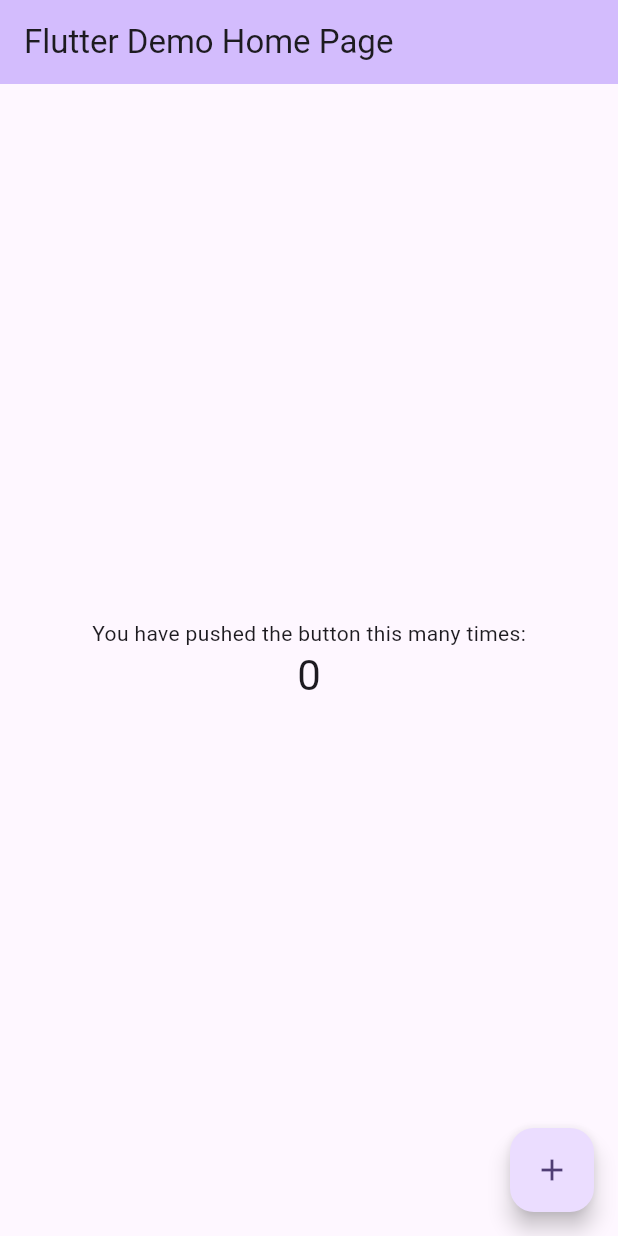
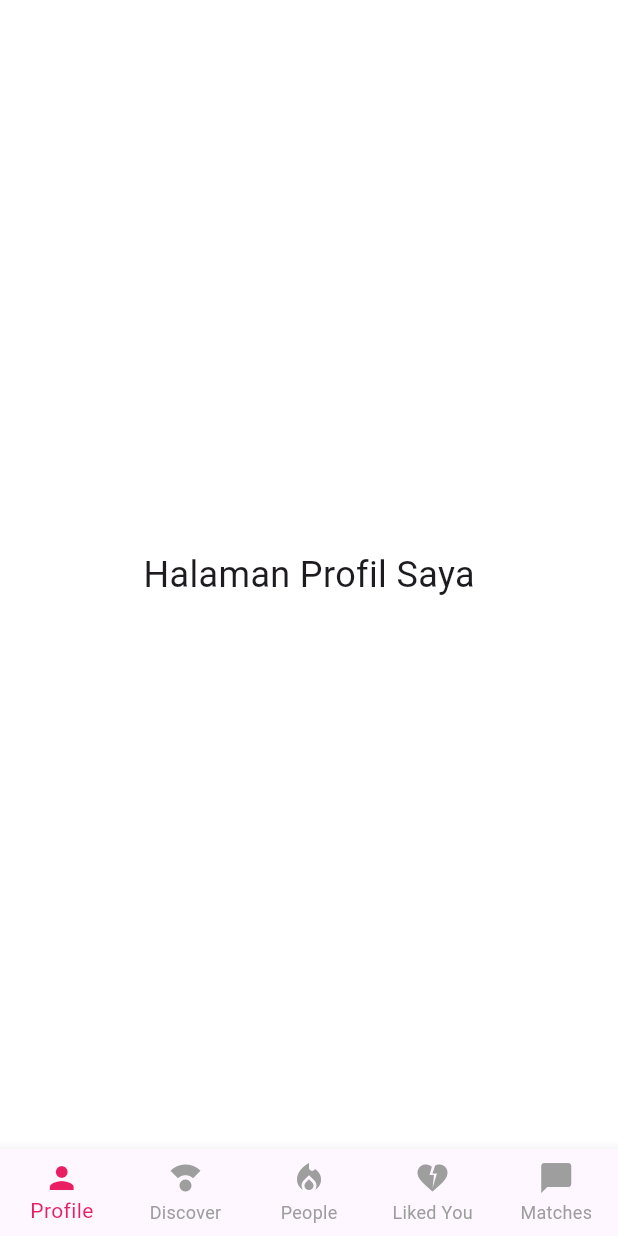
Before and after one commit to CatBounceXD/UAS_mobile_programming, a Flutter app: the screen it shows after launch, on a phone screen of 412 x 824 dp. Run offline on Flutter 3.47's test engine with Material 3 defaults, Android fonts, the phone set to English and light mode, and no system bars.

Commit message:
feat: menambahkan navigation bar dan base page

```diff
--- a/analysis_options.yaml
+++ b/analysis_options.yaml
@@ -6,6 +6,12 @@ analyzer:
     - "**/*.freezed.dart"
     - "**/*.mocks.dart"
     - "build/**"
+    - android/**
+    - ios/**
+    - web/**
+    - windows/**
+    - macos/**
+    - linux/**
   errors:
     invalid_annotation_target: ignore
     todo: ignore
--- /dev/null
+++ b/lib/features/navigation/views/main_navigation_screen.dart
@@ -0,0 +1,70 @@
+import 'package:flutter/material.dart';
+
+import '../../chat/views/chat_list_screen.dart';
+import '../../discover/views/discover_screen.dart';
+import '../../liked_you/views/liked_you_screen.dart';
+import '../../profile/views/profile_screen.dart';
+import '../../swipe/views/home_swipe_screen.dart';
+
+class MainNavigationScreen extends StatefulWidget {
+  const MainNavigationScreen({super.key});
+
+  @override
+  State<MainNavigationScreen> createState() => _MainNavigationScreenState();
+}
+
+class _MainNavigationScreenState extends State<MainNavigationScreen> {
+  int _currentIndex = 0;
+
+  // Daftar page
+  final List<Widget> _screens = [
+    const ProfileScreen(),
+    const DiscoverScreen(),
+    const HomeSwipeScreen(),
+    const LikedYouScreen(),
+    const ChatScreen(),
+  ];
+
+  @override
+  Widget build(BuildContext context) {
+    return Scaffold(
+      body: IndexedStack(
+        index: _currentIndex,
+        children: _screens,
+      ),
+      bottomNavigationBar: BottomNavigationBar(
+        currentIndex: _currentIndex,
+        onTap: (index) {
+          setState(() {
+            _currentIndex = index;
+          });
+        },
+        type: BottomNavigationBarType.fixed,
+        selectedItemColor: Colors.pink,
+        unselectedItemColor: Colors.grey,
+        items: const [
+          BottomNavigationBarItem(
+            icon: Icon(Icons.person),
+            label: 'Profile',
+          ),
+          BottomNavigationBarItem(
+            icon: Icon(Icons.compass_calibration),
+            label: 'Discover',
+          ),
+          BottomNavigationBarItem(
+            icon: Icon(Icons.local_fire_department),
+            label: 'People',
+          ),
+          BottomNavigationBarItem(
+            icon: Icon(Icons.heart_broken),
+            label: 'Liked You',
+          ),
+          BottomNavigationBarItem(
+            icon: Icon(Icons.chat_bubble),
+            label: 'Matches',
+          ),
+        ],
+      ),
+    );
+  }
+}
--- a/lib/features/presentation/test.dart
+++ /dev/null
@@ -1 +0,0 @@
-//test
--- /dev/null
+++ b/lib/features/profile/views/profile_screen.dart
@@ -0,0 +1,14 @@
+import 'package:flutter/material.dart';
+
+class ProfileScreen extends StatelessWidget {
+  const ProfileScreen({super.key});
+
+  @override
+  Widget build(BuildContext context) {
+    return const Scaffold(
+      body: Center(
+        child: Text('Halaman Profil Saya', style: TextStyle(fontSize: 24)),
+      ),
+    );
+  }
+}
--- a/lib/main.dart
+++ b/lib/main.dart
@@ -1,4 +1,6 @@
 import 'package:flutter/material.dart';
+// Sesuaikan path import ini dengan struktur foldermu
+import 'features/navigation/views/main_navigation_screen.dart';
 
 void main() {
   runApp(const MyApp());
@@ -7,116 +9,16 @@ void main() {
 class MyApp extends StatelessWidget {
   const MyApp({super.key});
 
-  // This widget is the root of your application.
   @override
   Widget build(BuildContext context) {
     return MaterialApp(
-      title: 'Flutter Demo',
+      title: 'Bumble Clone',
+      debugShowCheckedModeBanner: false,
       theme: ThemeData(
-        // This is the theme of your application.
-        //
-        // TRY THIS: Try running your application with "flutter run". You'll see
-        // the application has a purple toolbar. Then, without quitting the app,
-        // try changing the seedColor in the colorScheme below to Colors.green
-        // and then invoke "hot reload" (save your changes or press the "hot
-        // reload" button in a Flutter-supported IDE, or press "r" if you used
-        // the command line to start the app).
-        //
-        // Notice that the counter didn't reset back to zero; the application
-        // state is not lost during the reload. To reset the state, use hot
-        // restart instead.
-        //
-        // This works for code too, not just values: Most code changes can be
-        // tested with just a hot reload.
-        colorScheme: .fromSeed(seedColor: Colors.deepPurple),
+        primarySwatch: Colors.pink,
+        scaffoldBackgroundColor: Colors.white,
       ),
-      home: const MyHomePage(title: 'Flutter Demo Home Page'),
+      home: const MainNavigationScreen(),
     );
   }
 }
-
-class MyHomePage extends StatefulWidget {
-  const MyHomePage({required this.title, super.key});
-
-  // This widget is the home page of your application. It is stateful, meaning
-  // that it has a State object (defined below) that contains fields that affect
-  // how it looks.
-
-  // This class is the configuration for the state. It holds the values (in this
-  // case the title) provided by the parent (in this case the App widget) and
-  // used by the build method of the State. Fields in a Widget subclass are
-  // always marked "final".
-
-  final String title;
-
-  @override
-  State<MyHomePage> createState() => _MyHomePageState();
-}
-
-class _MyHomePageState extends State<MyHomePage> {
-  int _counter = 0;
-
-  void _incrementCounter() {
-    setState(() {
-      // This call to setState tells the Flutter framework that something has
-      // changed in this State, which causes it to rerun the build method below
-      // so that the display can reflect the updated values. If we changed
-      // _counter without calling setState(), then the build method would not be
-      // called again, and so nothing would appear to happen.
-      _counter++;
-    });
-  }
-
-  @override
-  Widget build(BuildContext context) {
-    // This method is rerun every time setState is called, for instance as done
-    // by the _incrementCounter method above.
-    //
-    // The Flutter framework has been optimized to make rerunning build methods
-    // fast, so that you can just rebuild anything that needs updating rather
-    // than having to individually change instances of widgets.
-    return Scaffold(
-      appBar: AppBar(
-        // TRY THIS: Try changing the color here to a specific color (to
-        // Colors.amber, perhaps?) and trigger a hot reload to see the AppBar
-        // change color while the other colors stay the same.
-        backgroundColor: Theme.of(context).colorScheme.inversePrimary,
-        // Here we take the value from the MyHomePage object that was created by
-        // the App.build method, and use it to set our appbar title.
-        title: Text(widget.title),
-      ),
-      body: Center(
-        // Center is a layout widget. It takes a single child and positions it
-        // in the middle of the parent.
-        child: Column(
-          // Column is also a layout widget. It takes a list of children and
-          // arranges them vertically. By default, it sizes itself to fit its
-          // children horizontally, and tries to be as tall as its parent.
-          //
-          // Column has various properties to control how it sizes itself and
-          // how it positions its children. Here we use mainAxisAlignment to
-          // center the children vertically; the main axis here is the vertical
-          // axis because Columns are vertical (the cross axis would be
-          // horizontal).
-          //
-          // TRY THIS: Invoke "debug painting" (choose the "Toggle Debug Paint"
-          // action in the IDE, or press "p" in the console), to see the
-          // wireframe for each widget.
-          mainAxisAlignment: .center,
-          children: [
-            const Text('You have pushed the button this many times:'),
-            Text(
-              '$_counter',
-              style: Theme.of(context).textTheme.headlineMedium,
-            ),
-          ],
-        ),
-      ),
-      floatingActionButton: FloatingActionButton(
-        onPressed: _incrementCounter,
-        tooltip: 'Increment',
-        child: const Icon(Icons.add),
-      ),
-    );
-  }
-}
```
Also changed, not shown: lib/features/chat/views/chat_list_screen.dart (added, +14 -0 lines), lib/features/discover/views/discover_screen.dart (added, +14 -0 lines), lib/features/liked_you/views/liked_you_screen.dart (added, +14 -0 lines), lib/features/swipe/views/home_swipe_screen.dart (added, +14 -0 lines).
